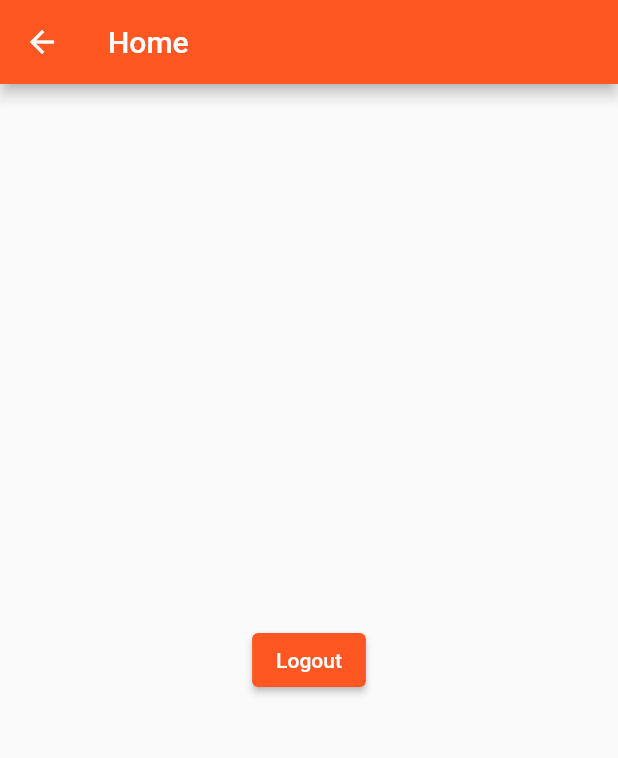
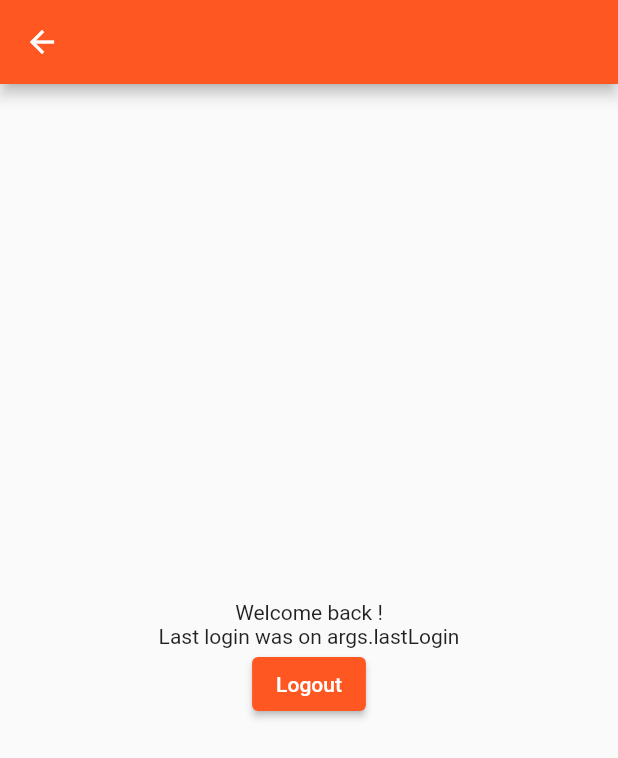
Before and after one commit to ironmask2004/dart_spa_boilerplate_sqlit, a Flutter app: the MyHomePage screen opened by its route, on a phone screen of 412 x 824 dp. Shown: the top 758 px of the screen. Run offline on Flutter 3.47's test engine with Material 2 defaults, Android fonts, the phone set to English and light mode, and no system bars; our stand-ins replace objectid, shared_preferences, shelf, shelf_static; missing offline and left inert: dart:ffi, dart_jsonwebtoken, envify, redis, shelf_router, sqlite3; accounts and stored records are empty.

Commit message:
user cli login

```diff
--- a/spa_flutter_cli/lib/screen/home.dart
+++ b/spa_flutter_cli/lib/screen/home.dart
@@ -25,15 +25,15 @@ class _MyHomePageState extends State<MyHomePage> {
     final Object? args = ModalRoute.of(context)?.settings.arguments;
     return Scaffold(
         appBar: AppBar(
-          title: Text("Home"),
+          title: Text(User.email!),
         ),
         body: Center(
           child: Column(
             mainAxisAlignment: MainAxisAlignment.center,
             crossAxisAlignment: CrossAxisAlignment.center,
             children: <Widget>[
-             // Text("Welcome back " + args?.name + "!"),
-              //Text("Last login was on " + args.lastLogin),
+              Text("Welcome back " + User.email! + "!"),
+              Text("Last login was on " 'args.lastLogin' ),
               //Text("Your Email is  " + args.email),
               ElevatedButton(
                 onPressed: _handleLogout,
--- a/spa_server/lib/src/router_api/auth_api.dart
+++ b/spa_server/lib/src/router_api/auth_api.dart
@@ -121,8 +121,8 @@ class AuthApi {
     router.post('/logout', (Request req) async {
       final auth = req.context['authDetails'];
       if (auth == null) {
-        return Response.forbidden('"{ \"error\" : \"Not authorised to perform this operation." }"');
-
+        return Response.forbidden(
+            '"{ \"error\" : \"Not authorised to perform this operation." }"');
       }
 
       try {
@@ -135,7 +135,6 @@ class AuthApi {
 
       return Response.ok('Successfully logged out');
     });
-
 
     router.post('/refreshToken', (Request req) async {
       final payload = await req.readAsString();
```
Also changed, not shown: spa_flutter_cli/lib/screen/login.dart (+23 -13 lines).
